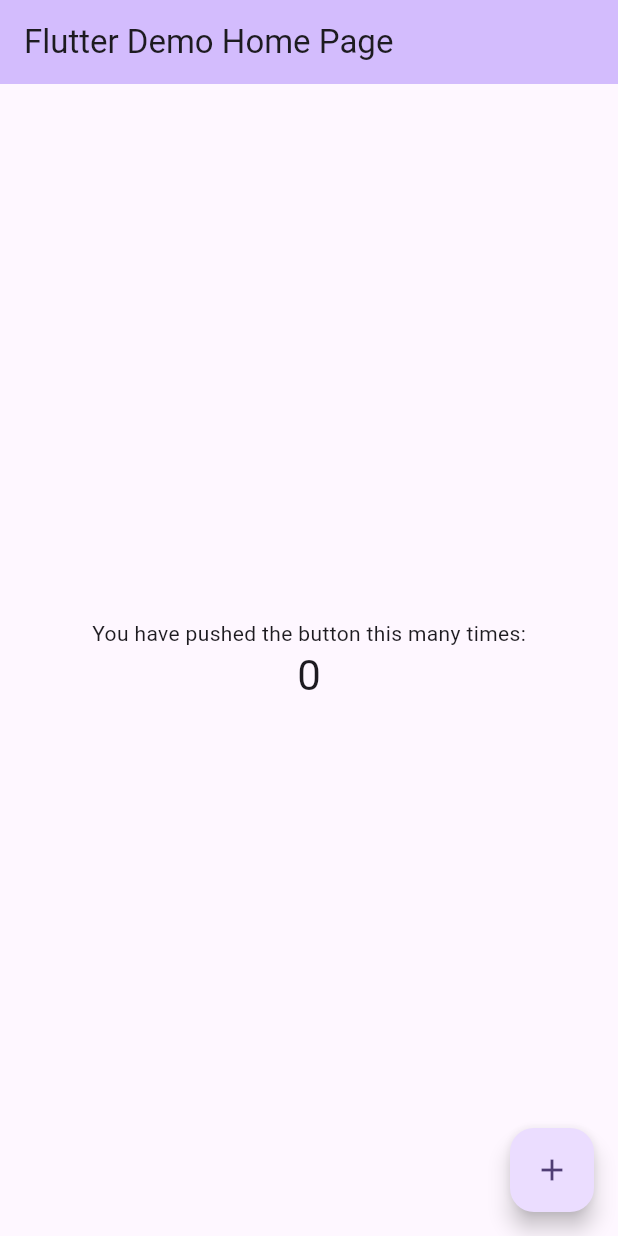
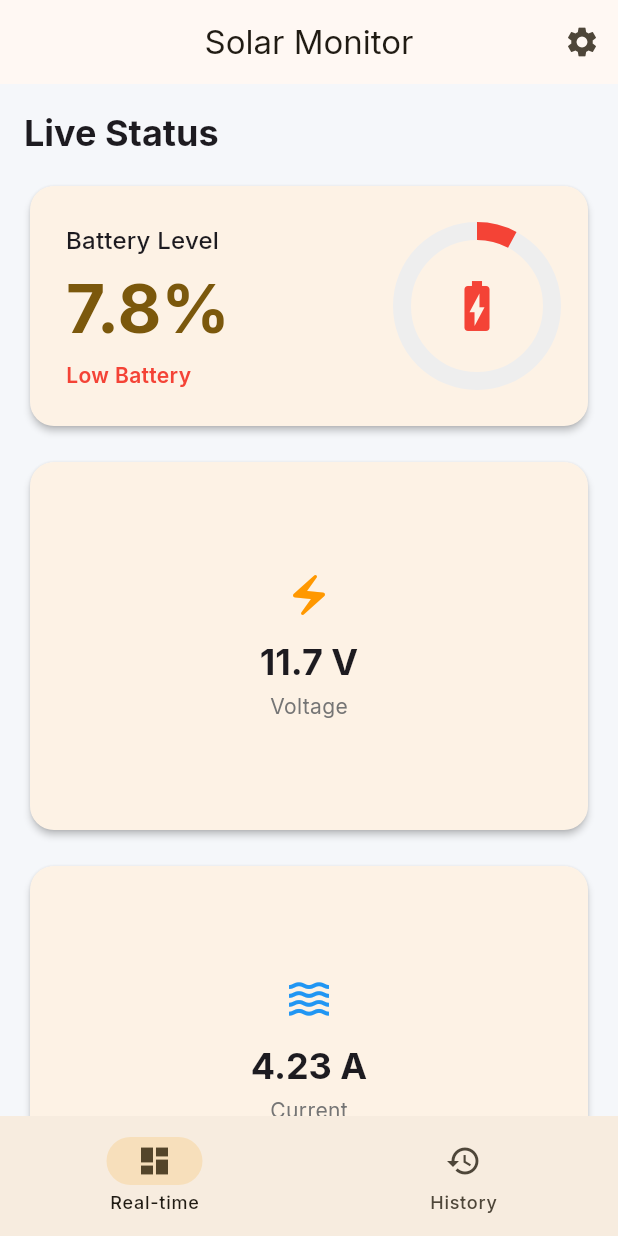
Before and after one commit to could-ai/019b2b29-988b-785b-99d0-ad70204920b0, a Flutter app: the screen it shows after launch, on a phone screen of 412 x 824 dp. Run offline on Flutter 3.47's test engine with Material 3 defaults, Android fonts, the phone set to English and light mode, and no system bars; our stand-ins replace fl_chart, google_fonts.

Commit message:
Updated main.dart to set up the Solar Monitor App theme and routing.; Created SolarReading data model.; Created MockSolarService to simulate ESP32 data.; Created HomeScreen with responsive navigation (Rail for web, BottomBar for mobile).; Created DashboardView for real-time solar data visualization.; Created HistoryView with fl_chart for visualizing stored solar data.

```diff
--- a/usr/lib/main.dart
+++ b/usr/lib/main.dart
@@ -1,123 +1,41 @@
 import 'package:flutter/material.dart';
+import 'package:google_fonts/google_fonts.dart';
+import 'screens/home_screen.dart';
 
 void main() {
-  runApp(const MyApp());
+  runApp(const SolarMonitorApp());
 }
 
-class MyApp extends StatelessWidget {
-  const MyApp({super.key});
+class SolarMonitorApp extends StatelessWidget {
+  const SolarMonitorApp({super.key});
 
-  // This widget is the root of your application.
   @override
   Widget build(BuildContext context) {
     return MaterialApp(
-      title: 'Flutter Demo',
+      title: 'ESP32 Solar Monitor',
       debugShowCheckedModeBanner: false,
       theme: ThemeData(
-        // This is the theme of your application.
-        //
-        // TRY THIS: Try running your application with "flutter run". You'll see
-        // the application has a purple toolbar. Then, without quitting the app,
-        // try changing the seedColor in the colorScheme below to Colors.green
-        // and then invoke "hot reload" (save your changes or press the "hot
-        // reload" button in a Flutter-supported IDE, or press "r" if you used
-        // the command line to start the app).
-        //
-        // Notice that the counter didn't reset back to zero; the application
-        // state is not lost during the reload. To reset the state, use hot
-        // restart instead.
-        //
-        // This works for code too, not just values: Most code changes can be
-        // tested with just a hot reload.
-        colorScheme: ColorScheme.fromSeed(seedColor: Colors.deepPurple),
+        colorScheme: ColorScheme.fromSeed(
+          seedColor: const Color(0xFFFDB813), // Solar Yellow
+          brightness: Brightness.light,
+        ),
+        useMaterial3: true,
+        textTheme: GoogleFonts.interTextTheme(),
+        scaffoldBackgroundColor: const Color(0xFFF5F7FA),
       ),
+      darkTheme: ThemeData(
+        colorScheme: ColorScheme.fromSeed(
+          seedColor: const Color(0xFFFDB813),
+          brightness: Brightness.dark,
+        ),
+        useMaterial3: true,
+        textTheme: GoogleFonts.interTextTheme(ThemeData.dark().textTheme),
+      ),
+      themeMode: ThemeMode.system,
       initialRoute: '/',
       routes: {
-        '/': (context) => const MyHomePage(title: 'Flutter Demo Home Page'),
+        '/': (context) => const HomeScreen(),
       },
     );
   }
 }
-
-class MyHomePage extends StatefulWidget {
-  const MyHomePage({super.key, required this.title});
-
-  // This widget is the home page of your application. It is stateful, meaning
-  // that it has a State object (defined below) that contains fields that affect
-  // how it looks.
-
-  // This class is the configuration for the state. It holds the values (in this
-  // case the title) provided by the parent (in this case the App widget) and
-  // used by the build method of the State. Fields in a Widget subclass are
-  // always marked "final".
-
-  final String title;
-
-  @override
-  State<MyHomePage> createState() => _MyHomePageState();
-}
-
-class _MyHomePageState extends State<MyHomePage> {
-  int _counter = 0;
-
-  void _incrementCounter() {
-    setState(() {
-      // This call to setState tells the Flutter framework that something has
-      // changed in this State, which causes it to rerun the build method below
-      // so that the display can reflect the updated values. If we changed
-      // _counter without calling setState(), then the build method would not be
-      // called again, and so nothing would appear to happen.
-      _counter++;
-    });
-  }
-
-  @override
-  Widget build(BuildContext context) {
-    // This method is rerun every time setState is called, for instance as done
-    // by the _incrementCounter method above.
-    //
-    // The Flutter framework has been optimized to make rerunning build methods
-    // fast, so that you can just rebuild anything that needs updating rather
-    // than having to individually change instances of widgets.
-    return Scaffold(
-      appBar: AppBar(
-        // TRY THIS: Try changing the color here to a specific color (to
-        // Colors.amber, perhaps?) and trigger a hot reload to see the AppBar
-        // change color while the other colors stay the same.
-        backgroundColor: Theme.of(context).colorScheme.inversePrimary,
-        // Here we take the value from the MyHomePage object that was created by
-        // the App.build method, and use it to set our appbar title.
-        title: Text(widget.title),
-      ),
-      body: Center(
-        // Center is a layout widget. It takes a single child and positions it
-        // in the middle of the parent.
-        child: Column(
-          // Column is also a layout widget. It takes a list of children and
-          // arranges them vertically. By default, it sizes itself to fit its
-          // children horizontally, and tries to be as tall as its parent.
-          //
-          // Column has various properties to control how it sizes itself and
-          // how it positions its children. Here we use mainAxisAlignment to
-          // center the children vertically; the main axis here is the vertical
-          // axis because Columns are vertical (the cross axis would be
-          // horizontal).
-          //
-          // TRY THIS: Invoke "debug painting" (choose the "Toggle Debug Paint"
-          // action in the IDE, or press "p" in the console), to see the
-          // wireframe for each widget.
-          mainAxisAlignment: MainAxisAlignment.center,
-          children: <Widget>[
-            const Text('You have pushed the button this many times:'),
-            Text('$_counter', style: Theme.of(context).textTheme.headlineMedium),
-          ],
-        ),
-      ),
-      floatingActionButton: FloatingActionButton(
-        onPressed: _incrementCounter,
-        tooltip: 'Increment',
-        child: const Icon(Icons.add),
-      ), // This trailing comma makes auto-formatting nicer for build methods.
-    );
-  }
-}
--- /dev/null
+++ b/usr/lib/models/solar_reading.dart
@@ -0,0 +1,17 @@
+class SolarReading {
+  final DateTime timestamp;
+  final double voltage; // Volts
+  final double current; // Amps
+  final double power;   // Watts
+  final double batteryLevel; // Percentage 0-100
+  final double temperature; // Celsius
+
+  SolarReading({
+    required this.timestamp,
+    required this.voltage,
+    required this.current,
+    required this.power,
+    required this.batteryLevel,
+    required this.temperature,
+  });
+}
--- /dev/null
+++ b/usr/lib/screens/dashboard_view.dart
@@ -0,0 +1,202 @@
+import 'package:flutter/material.dart';
+import '../models/solar_reading.dart';
+import '../services/mock_solar_service.dart';
+
+class DashboardView extends StatefulWidget {
+  const DashboardView({super.key});
+
+  @override
+  State<DashboardView> createState() => _DashboardViewState();
+}
+
+class _DashboardViewState extends State<DashboardView> {
+  final MockSolarService _service = MockSolarService();
+  late Stream<SolarReading> _readingStream;
+
+  @override
+  void initState() {
+    super.initState();
+    _readingStream = _service.getRealtimeStream();
+  }
+
+  @override
+  Widget build(BuildContext context) {
+    return StreamBuilder<SolarReading>(
+      stream: _readingStream,
+      builder: (context, snapshot) {
+        if (snapshot.hasError) {
+          return Center(child: Text('Error: ${snapshot.error}'));
+        }
+
+        if (!snapshot.hasData) {
+          return const Center(child: CircularProgressIndicator());
+        }
+
+        final reading = snapshot.data!;
+
+        return SingleChildScrollView(
+          padding: const EdgeInsets.all(16.0),
+          child: Column(
+            crossAxisAlignment: CrossAxisAlignment.start,
+            children: [
+              Text(
+                'Live Status',
+                style: Theme.of(context).textTheme.headlineSmall?.copyWith(
+                      fontWeight: FontWeight.bold,
+                    ),
+              ),
+              const SizedBox(height: 16),
+              _buildBatteryCard(context, reading),
+              const SizedBox(height: 16),
+              LayoutBuilder(
+                builder: (context, constraints) {
+                  // Responsive grid
+                  int crossAxisCount = constraints.maxWidth > 600 ? 3 : 1;
+                  return GridView.count(
+                    crossAxisCount: crossAxisCount,
+                    shrinkWrap: true,
+                    physics: const NeverScrollableScrollPhysics(),
+                    childAspectRatio: 1.5,
+                    mainAxisSpacing: 16,
+                    crossAxisSpacing: 16,
+                    children: [
+                      _buildInfoCard(
+                        context,
+                        'Voltage',
+                        '${reading.voltage} V',
+                        Icons.electric_bolt,
+                        Colors.orange,
+                      ),
+                      _buildInfoCard(
+                        context,
+                        'Current',
+                        '${reading.current} A',
+                        Icons.waves,
+                        Colors.blue,
+                      ),
+                      _buildInfoCard(
+                        context,
+                        'Power',
+                        '${reading.power} W',
+                        Icons.flash_on,
+                        Colors.red,
+                      ),
+                      _buildInfoCard(
+                        context,
+                        'Temperature',
+                        '${reading.temperature} °C',
+                        Icons.thermostat,
+                        Colors.green,
+                      ),
+                    ],
+                  );
+                },
+              ),
+            ],
+          ),
+        );
+      },
+    );
+  }
+
+  Widget _buildBatteryCard(BuildContext context, SolarReading reading) {
+    return Card(
+      elevation: 2,
+      shape: RoundedRectangleBorder(borderRadius: BorderRadius.circular(16)),
+      child: Padding(
+        padding: const EdgeInsets.all(24.0),
+        child: Row(
+          children: [
+            Expanded(
+              child: Column(
+                crossAxisAlignment: CrossAxisAlignment.start,
+                children: [
+                  Text(
+                    'Battery Level',
+                    style: Theme.of(context).textTheme.titleMedium,
+                  ),
+                  const SizedBox(height: 8),
+                  Text(
+                    '${reading.batteryLevel}%',
+                    style: Theme.of(context).textTheme.displayMedium?.copyWith(
+                          fontWeight: FontWeight.bold,
+                          color: Theme.of(context).colorScheme.primary,
+                        ),
+                  ),
+                  const SizedBox(height: 8),
+                  Text(
+                    reading.batteryLevel > 20 ? 'Healthy' : 'Low Battery',
+                    style: TextStyle(
+                      color: reading.batteryLevel > 20 ? Colors.green : Colors.red,
+                      fontWeight: FontWeight.w600,
+                    ),
+                  ),
+                ],
+              ),
+            ),
+            SizedBox(
+              height: 100,
+              width: 100,
+              child: Stack(
+                fit: StackFit.expand,
+                children: [
+                  CircularProgressIndicator(
+                    value: reading.batteryLevel / 100,
+                    strokeWidth: 12,
+                    backgroundColor: Colors.grey.shade200,
+                    valueColor: AlwaysStoppedAnimation<Color>(
+                      _getBatteryColor(reading.batteryLevel),
+                    ),
+                  ),
+                  Center(
+                    child: Icon(
+                      Icons.battery_charging_full,
+                      size: 40,
+                      color: _getBatteryColor(reading.batteryLevel),
+                    ),
+                  ),
+                ],
+              ),
+            ),
+          ],
+        ),
+      ),
+    );
+  }
+
+  Color _getBatteryColor(double level) {
+    if (level > 60) return Colors.green;
+    if (level > 20) return Colors.orange;
+    return Colors.red;
+  }
+
+  Widget _buildInfoCard(BuildContext context, String title, String value, IconData icon, Color color) {
+    return Card(
+      elevation: 2,
+      shape: RoundedRectangleBorder(borderRadius: BorderRadius.circular(16)),
+      child: Padding(
+        padding: const EdgeInsets.all(16.0),
+        child: Column(
+          mainAxisAlignment: MainAxisAlignment.center,
+          children: [
+            Icon(icon, size: 32, color: color),
+            const SizedBox(height: 12),
+            Text(
+              value,
+              style: Theme.of(context).textTheme.headlineSmall?.copyWith(
+                    fontWeight: FontWeight.bold,
+                  ),
+            ),
+            const SizedBox(height: 4),
+            Text(
+              title,
+              style: Theme.of(context).textTheme.bodyMedium?.copyWith(
+                    color: Colors.grey.shade600,
+                  ),
+            ),
+          ],
+        ),
+      ),
+    );
+  }
+}
--- /dev/null
+++ b/usr/lib/screens/home_screen.dart
@@ -0,0 +1,99 @@
+import 'package:flutter/material.dart';
+import 'dashboard_view.dart';
+import 'history_view.dart';
+
+class HomeScreen extends StatefulWidget {
+  const HomeScreen({super.key});
+
+  @override
+  State<HomeScreen> createState() => _HomeScreenState();
+}
+
+class _HomeScreenState extends State<HomeScreen> {
+  int _selectedIndex = 0;
+
+  final List<Widget> _views = [
+    const DashboardView(),
+    const HistoryView(),
+  ];
+
+  @override
+  Widget build(BuildContext context) {
+    return Scaffold(
+      appBar: AppBar(
+        title: const Text('Solar Monitor'),
+        centerTitle: true,
+        elevation: 0,
+        backgroundColor: Theme.of(context).colorScheme.surface,
+        actions: [
+          IconButton(
+            icon: const Icon(Icons.settings),
+            onPressed: () {
+              // Placeholder for settings
+              ScaffoldMessenger.of(context).showSnackBar(
+                const SnackBar(content: Text('Settings not implemented yet')),
+              );
+            },
+          ),
+        ],
+      ),
+      body: Row(
+        children: [
+          // Navigation Rail for larger screens (Web/Desktop)
+          if (MediaQuery.of(context).size.width >= 600)
+            NavigationRail(
+              selectedIndex: _selectedIndex,
+              onDestinationSelected: (int index) {
+                setState(() {
+                  _selectedIndex = index;
+                });
+              },
+              labelType: NavigationRailLabelType.all,
+              destinations: const [
+                NavigationRailDestination(
+                  icon: Icon(Icons.dashboard_outlined),
+                  selectedIcon: Icon(Icons.dashboard),
+                  label: Text('Real-time'),
+                ),
+                NavigationRailDestination(
+                  icon: Icon(Icons.history_outlined),
+                  selectedIcon: Icon(Icons.history),
+                  label: Text('History'),
+                ),
+              ],
+            ),
+          if (MediaQuery.of(context).size.width >= 600)
+            const VerticalDivider(thickness: 1, width: 1),
+
+          // Main Content
+          Expanded(
+            child: _views[_selectedIndex],
+          ),
+        ],
+      ),
+      // Bottom Navigation Bar for mobile screens
+      bottomNavigationBar: MediaQuery.of(context).size.width < 600
+          ? NavigationBar(
+              selectedIndex: _selectedIndex,
+              onDestinationSelected: (int index) {
+                setState(() {
+                  _selectedIndex = index;
+                });
+              },
+              destinations: const [
+                NavigationDestination(
+                  icon: Icon(Icons.dashboard_outlined),
+                  selectedIcon: Icon(Icons.dashboard),
+                  label: 'Real-time',
+                ),
+                NavigationDestination(
+                  icon: Icon(Icons.history_outlined),
+                  selectedIcon: Icon(Icons.history),
+                  label: 'History',
+                ),
+              ],
+            )
+          : null,
+    );
+  }
+}
--- /dev/null
+++ b/usr/lib/services/mock_solar_service.dart
@@ -0,0 +1,49 @@
+import 'dart:async';
+import 'dart:math';
+import '../models/solar_reading.dart';
+
+class MockSolarService {
+  final _random = Random();
+
+  // Simulate a stream of real-time data from ESP32
+  Stream<SolarReading> getRealtimeStream() {
+    return Stream.periodic(const Duration(seconds: 2), (_) {
+      return _generateRandomReading();
+    });
+  }
+
+  // Simulate fetching stored historical data
+  Future<List<SolarReading>> getHistoryData(String period) async {
+    await Future.delayed(const Duration(seconds: 1)); // Simulate network delay
+
+    List<SolarReading> history = [];
+    DateTime now = DateTime.now();
+    int points = period == 'Day' ? 24 : 7; // 24 hours or 7 days
+
+    for (int i = 0; i < points; i++) {
+      DateTime time = period == 'Day'
+          ? now.subtract(Duration(hours: points - i))
+          : now.subtract(Duration(days: points - i));
+
+      history.add(_generateRandomReading(time: time));
+    }
+    return history;
+  }
+
+  SolarReading _generateRandomReading({DateTime? time}) {
+    double voltage = 11.5 + _random.nextDouble() * 2.5; // 11.5V - 14.0V
+    double current = _random.nextDouble() * 5.0; // 0A - 5A
+    double power = voltage * current;
+    double battery = ((voltage - 11.5) / 2.5) * 100;
+    double temp = 20 + _random.nextDouble() * 15; // 20C - 35C
+
+    return SolarReading(
+      timestamp: time ?? DateTime.now(),
+      voltage: double.parse(voltage.toStringAsFixed(2)),
+      current: double.parse(current.toStringAsFixed(2)),
+      power: double.parse(power.toStringAsFixed(2)),
+      batteryLevel: double.parse(battery.clamp(0, 100).toStringAsFixed(1)),
+      temperature: double.parse(temp.toStringAsFixed(1)),
+    );
+  }
+}
```
Also changed, not shown: usr/lib/screens/history_view.dart (added, +176 -0 lines).
